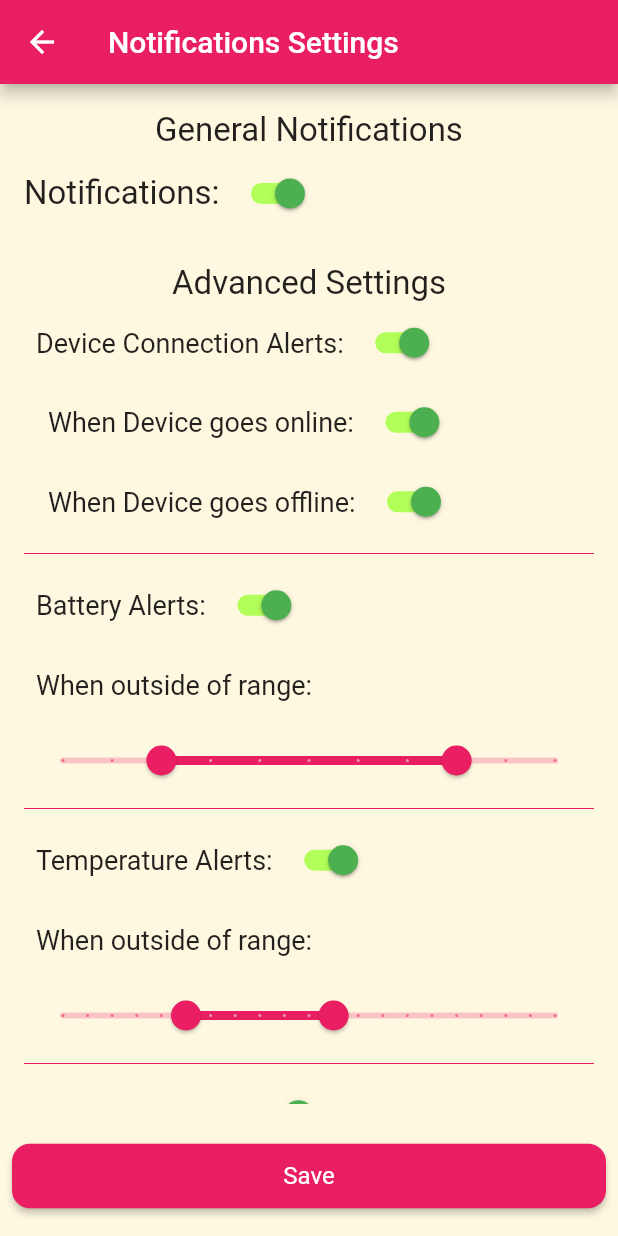
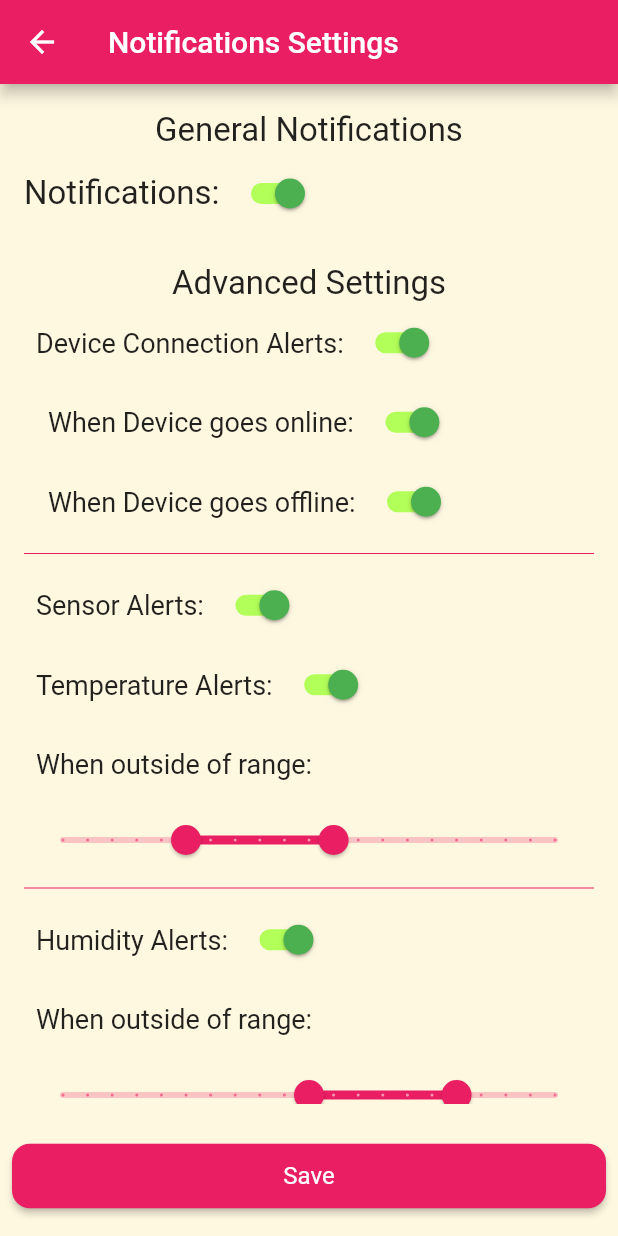
Before and after one commit to DariusTFox24/ArduinoGarden-frontend, a Flutter app: the NotificationsSettings screen opened directly, on a phone screen of 412 x 824 dp. Run offline on Flutter 3.47's test engine with Material 2 defaults, Android fonts, the phone set to English and light mode, and no system bars; our stand-ins replace flutter_blue, flutter_colorpicker, fluttertoast, font_awesome_flutter, loading_animation_widget and 3 more; missing offline and left inert: app_settings, dart:ffi; accounts and stored records are empty.

Commit message:
graphs and notifications settings WIP

```diff
--- a/lib/models/schedule.dart
+++ b/lib/models/schedule.dart
@@ -6,6 +6,7 @@ part 'schedule.g.dart';
 class Schedule {
   @JsonKey(name: '_id')
   final String id;
+  final bool scheduleActive;
   final String timePump;
   final String timeLights;
   final String scheduleName;
@@ -16,6 +17,7 @@ class Schedule {
 
   Schedule({
     required this.id,
+    required this.scheduleActive,
     required this.timePump,
     required this.timeLights,
     required this.scheduleName,
--- a/lib/popups/notifications_settings.dart
+++ b/lib/popups/notifications_settings.dart
@@ -14,9 +14,7 @@ class _NotificationsSettingsState extends State<NotificationsSettings> {
   bool whenDeviceGoesOnline = true;
   bool whenDeviceGoesOffline = true;
 
-  bool sendNotificationsBattery = true;
-  RangeValues batteryThresholds = RangeValues(20, 80); //%
-
+  bool sendNotificationsSensors = true;
   bool sendNotificationsTemp = true;
   RangeValues tempThresholds = RangeValues(0, 30); //C
 
@@ -187,13 +185,13 @@ class _NotificationsSettingsState extends State<NotificationsSettings> {
                         color: Colors.pink,
                       ),
                       Row(
-                        //BATTERY ALERTS TOGGLE
+                        //DEVICE CONNECTION ALERTS TOGGLE
                         children: [
                           Padding(
                             padding: EdgeInsets.only(
                                 top: 16.0, bottom: 16.0, left: 8.0, right: 8.0),
                             child: Text(
-                              "Battery Alerts:",
+                              "Sensor Alerts:",
                               style: TextStyle(
                                 fontWeight: FontWeight.w400,
                                 fontSize: 18,
@@ -201,10 +199,10 @@ class _NotificationsSettingsState extends State<NotificationsSettings> {
                             ),
                           ),
                           Switch(
-                            value: sendNotificationsBattery,
+                            value: sendNotificationsSensors,
                             onChanged: (value) {
                               setState(() {
-                                sendNotificationsBattery = value;
+                                sendNotificationsSensors = value;
                               });
                             },
                             activeTrackColor: Colors.lightGreenAccent,
@@ -212,42 +210,16 @@ class _NotificationsSettingsState extends State<NotificationsSettings> {
                           ),
                         ],
                       ),
-                      if (sendNotificationsBattery) ...{
-                        //BATTERY ALERTS RANGE
-
-                        Padding(
-                          padding: EdgeInsets.only(
-                              top: 16.0, bottom: 16.0, left: 8.0, right: 8.0),
-                          child: Text(
-                            "When outside of range:",
-                            style: TextStyle(
-                              fontWeight: FontWeight.w400,
-                              fontSize: 18,
-                            ),
-                          ),
-                        ),
-                        RangeSlider(
-                          values: batteryThresholds,
-                          onChanged: (RangeValues newRange) {
-                            setState(() => batteryThresholds = newRange);
-                          },
-                          min: 0,
-                          max: 100,
-                          divisions: 10,
-                          labels: RangeLabels(
-                              '${batteryThresholds.start.round()}%',
-                              '${batteryThresholds.end.round()}%'),
-                        ),
-                      },
-                      Divider(
-                        color: Colors.pink,
-                      ),
+                      if (sendNotificationsSensors) ...{
                         Row(
                           //TEMPERATUE ALERTS TOGGLE
                           children: [
                             Padding(
                               padding: EdgeInsets.only(
-                                top: 16.0, bottom: 16.0, left: 8.0, right: 8.0),
+                                  top: 16.0,
+                                  bottom: 16.0,
+                                  left: 8.0,
+                                  right: 8.0),
                               child: Text(
                                 "Temperature Alerts:",
                                 style: TextStyle(
@@ -303,7 +275,10 @@ class _NotificationsSettingsState extends State<NotificationsSettings> {
                           children: [
                             Padding(
                               padding: EdgeInsets.only(
-                                top: 16.0, bottom: 16.0, left: 8.0, right: 8.0),
+                                  top: 16.0,
+                                  bottom: 16.0,
+                                  left: 8.0,
+                                  right: 8.0),
                               child: Text(
                                 "Humidity Alerts:",
                                 style: TextStyle(
@@ -359,7 +334,10 @@ class _NotificationsSettingsState extends State<NotificationsSettings> {
                           children: [
                             Padding(
                               padding: EdgeInsets.only(
-                                top: 16.0, bottom: 16.0, left: 8.0, right: 8.0),
+                                  top: 16.0,
+                                  bottom: 16.0,
+                                  left: 8.0,
+                                  right: 8.0),
                               child: Text(
                                 "Light Intensity Alerts:",
                                 style: TextStyle(
@@ -415,7 +393,10 @@ class _NotificationsSettingsState extends State<NotificationsSettings> {
                           children: [
                             Padding(
                               padding: EdgeInsets.only(
-                                top: 16.0, bottom: 16.0, left: 8.0, right: 8.0),
+                                  top: 16.0,
+                                  bottom: 16.0,
+                                  left: 8.0,
+                                  right: 8.0),
                               child: Text(
                                 "Solar Voltage Alerts:",
                                 style: TextStyle(
@@ -465,6 +446,7 @@ class _NotificationsSettingsState extends State<NotificationsSettings> {
                         Divider(
                           color: Colors.pink,
                         ),
+                      },
                     } else ...{
                       Center(
                         child: Padding(
```
Also changed, not shown: lib/config/api.dart (+19 -0 lines), lib/config/state_handler.dart (+8 -0 lines), lib/models/user.dart (+51 -1 lines), lib/pages/schedule.dart (+6 -5 lines), lib/pages/stats.dart (+0 -27 lines), lib/popups/create_garden.dart (+13 -3 lines), lib/popups/schedule_setup.dart (+42 -8 lines), lib/models/garden.g.dart, lib/models/gardenHistory.g.dart, lib/models/schedule.g.dart, lib/models/user.g.dart. Lines whose indentation alone changed are shown as unchanged.
